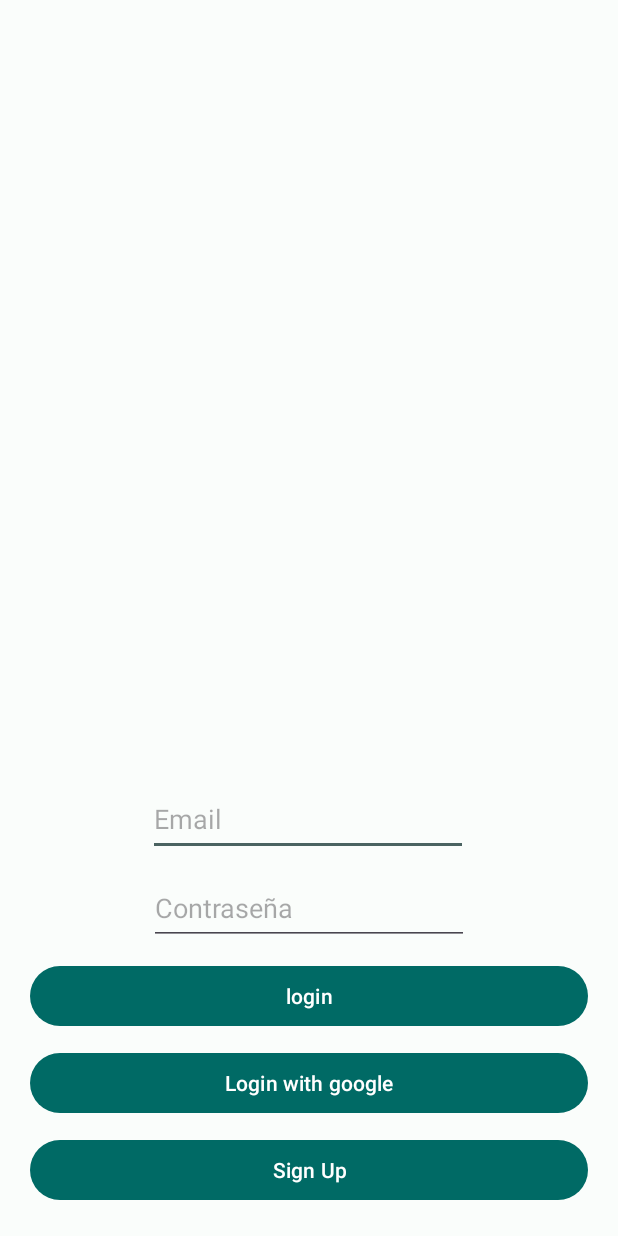
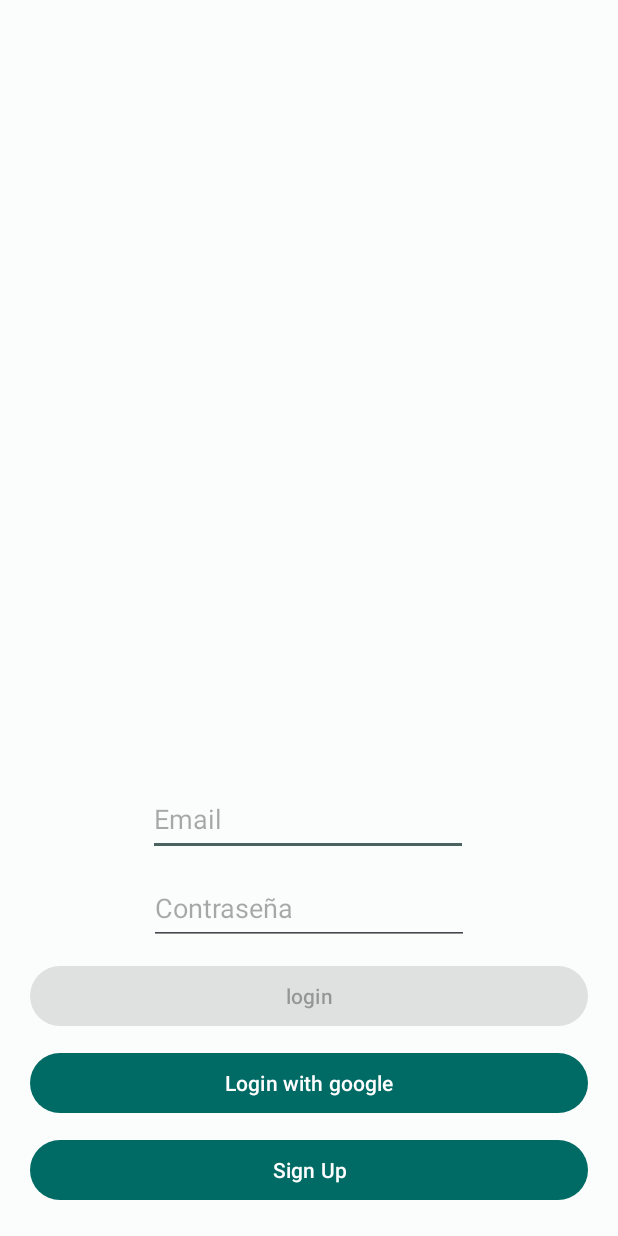
Before and after one commit to Frank96Otp/GymMzFinal, an Android app: the layout activity_login.xml on its own in the app's theme, with its tools: preview values and no code run, on a phone screen of 412 x 824 dp. Run offline under Robolectric (Android 15) with nearby library versions, the phone set to English and light mode, and no system bars.

Commit message:
validation de login / sharepreferens del onbording

```diff
--- a/app/src/main/res/layout/activity_login.xml
+++ b/app/src/main/res/layout/activity_login.xml
@@ -35,17 +35,19 @@
         android:layout_margin="10dp"
         />
 
+
     <com.google.android.material.button.MaterialButton
         android:id="@+id/btnLogin"
         android:layout_width="match_parent"
         android:layout_height="wrap_content"
+        android:layout_margin="10dp"
+        android:enabled="false"
+        android:layout_marginTop="8dp"
         android:text="@string/login"
         app:layout_constraintEnd_toEndOf="parent"
+        app:layout_constraintHorizontal_bias="0.487"
         app:layout_constraintStart_toStartOf="parent"
-        app:layout_constraintTop_toBottomOf="@+id/etPassword"
-        android:layout_margin="10dp"
-        />
-
+        app:layout_constraintTop_toBottomOf="@+id/etPassword" />
 
     <com.google.android.material.button.MaterialButton
         android:id="@+id/btnLoginWithGoogle"
@@ -70,5 +72,23 @@
         app:layout_constraintTop_toBottomOf="@+id/btnLoginWithGoogle"
         app:layout_constraintBottom_toBottomOf="parent"/>
 
+    <com.google.android.material.textfield.TextInputLayout
+    android:id="@+id/txtEmail"
+    android:layout_width="409dp"
+    android:layout_height="wrap_content"
+    app:layout_constraintEnd_toEndOf="parent"
+    app:layout_constraintStart_toStartOf="parent"
+    app:layout_constraintTop_toTopOf="parent"/>
+
+    <com.google.android.material.textfield.TextInputLayout
+        android:id="@+id/txtPassword"
+        android:layout_width="409dp"
+        android:layout_height="wrap_content"
+        app:layout_constraintEnd_toEndOf="parent"
+        app:layout_constraintStart_toStartOf="parent"
+        app:layout_constraintTop_toBottomOf="@+id/txtEmail"/>
+
+
+
 
 </androidx.constraintlayout.widget.ConstraintLayout>
```
Also changed, not shown: app/src/main/AndroidManifest.xml (+6 -8 lines), app/src/main/java/com/example/proyectofinalgymmz/LoginActivity.kt (+57 -35 lines), app/src/main/java/com/example/proyectofinalgymmz/ViewPagerActivity.kt (+29 -1 lines), app/src/main/java/com/example/proyectofinalgymmz/onboarding/ViewPagerAdapter.kt (+5 -3 lines).
